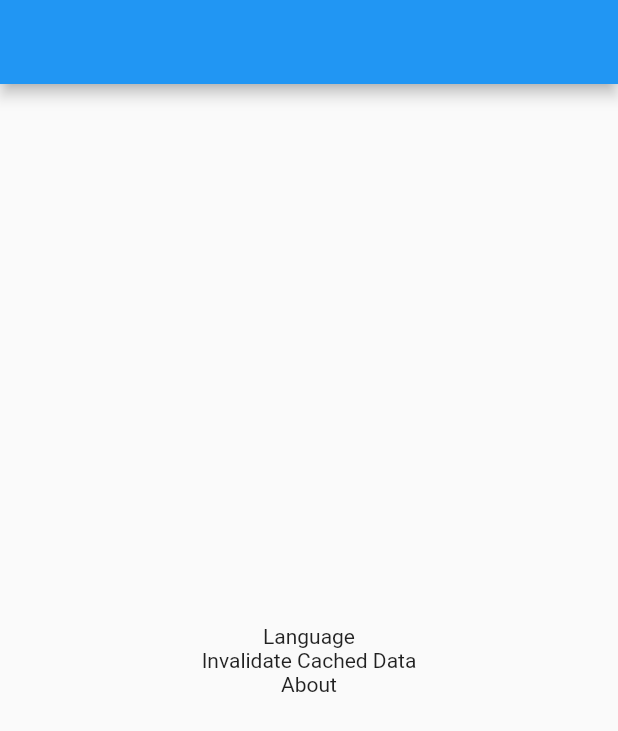
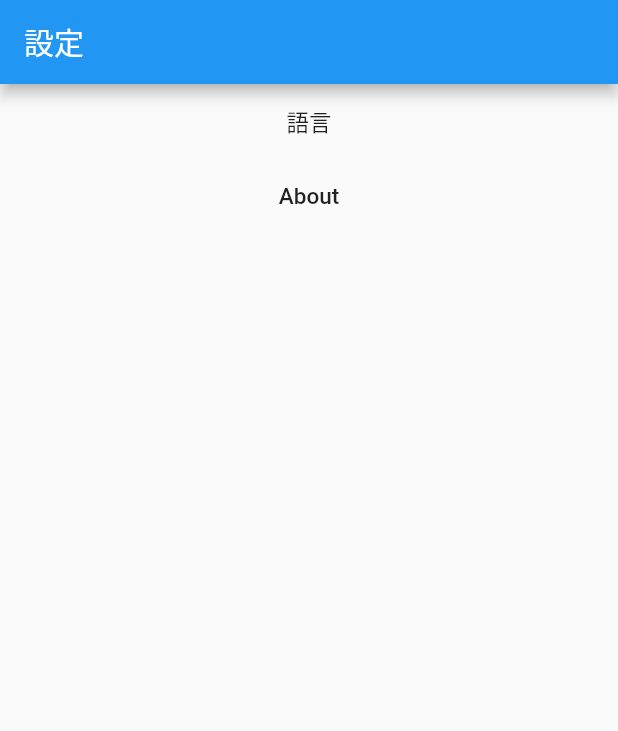
Before and after one commit to GordonOnGithub/Hong-Kong-Bus-App, a Flutter app: the screen it shows after launch, after a tap on the "settings" icon, on a phone screen of 412 x 824 dp. Shown: the top 731 px of the screen. Run offline on Flutter 3.47's test engine with Material 2 defaults, Android fonts, the phone set to English and light mode, and no system bars; our stand-ins replace connectivity, flutter_mobx, mobx, shared_preferences; generated files the repository leaves out were written again; network calls fail.

Commit message:
added setting for localization, added connectivity monitor

```diff
--- a/minimal_bus_hk/lib/main.dart
+++ b/minimal_bus_hk/lib/main.dart
@@ -7,7 +7,7 @@ import 'utils/network_util.dart';
 import 'route_list_view.dart';
 import 'package:flutter_mobx/flutter_mobx.dart';
 import 'utils/stores.dart';
-import 'utils/Utils.dart';
+import 'package:connectivity/connectivity.dart';
 import 'utils/cache_utils.dart';
 import 'package:minimal_bus_hk/model/route_stop.dart';
 import 'dart:async';
@@ -42,10 +42,11 @@ class _MyHomePageState extends State<MyHomePage> {
   Timer _updateTimer;
   bool _callETAApi = false;
   ReactionDisposer _bookmarkReaction;
+  StreamSubscription _connectivityStream;
 
    Future<void> updateETAData(List<RouteStop> routeStops) async{
      if(routeStops == null)return;
-     Stores.etaListStore.setIsLoading(true);
+     //Stores.etaListStore.setIsLoading(true);
      if(_updateTimer != null){
        _updateTimer.cancel();
        _updateTimer = null;
@@ -55,7 +56,7 @@ class _MyHomePageState extends State<MyHomePage> {
       await CacheUtils.sharedInstance().getBusStopDetail(s.stopId);
     }
     await NetworkUtil.sharedInstance().getETAForRouteStops();
-    Stores.etaListStore.setIsLoading(false);
+  //  Stores.etaListStore.setIsLoading(false);
 
     _updateTimer = Timer.periodic(Duration(seconds: 30), (timer) {
       Stores.etaListStore.updateTimeStampForChecking();
@@ -71,11 +72,24 @@ class _MyHomePageState extends State<MyHomePage> {
     super.initState();
     Stores.etaListStore.setSelectedETAListIndex(null);
 
-    _bookmarkReaction = autorun( (_) => updateETAData(Stores.dataManager.bookmarkedRouteStops));
+    _bookmarkReaction = autorun( (_) {
+      if(Stores.connectivityStore.connected){
+        updateETAData(Stores.dataManager.bookmarkedRouteStops);
+      }
+    });
+
 
     CacheUtils.sharedInstance().getBookmarkedRouteStop();
     CacheUtils.sharedInstance().getRoutes();
     Stores.localizationStore.loadDataFromAsset();
+
+     Connectivity().checkConnectivity().then((result) {
+       Stores.connectivityStore.setConnected(result != ConnectivityResult.none);
+     });
+
+    _connectivityStream = Connectivity().onConnectivityChanged.listen((ConnectivityResult result) {
+        Stores.connectivityStore.setConnected(result != ConnectivityResult.none);
+    });
   }
 
   @override
@@ -88,6 +102,11 @@ class _MyHomePageState extends State<MyHomePage> {
     if(_updateTimer != null) {
       _updateTimer.cancel();
       _updateTimer = null;
+    }
+
+    if(_connectivityStream != null){
+      _connectivityStream.cancel();
+      _connectivityStream = null;
     }
   }
 
@@ -107,9 +126,11 @@ class _MyHomePageState extends State<MyHomePage> {
       body: Center(
 
         child: Observer(
-      builder: (_) =>(  Stores.dataManager.routes != null &&  Stores.dataManager.bookmarkedRouteStops != null && !Stores.etaListStore.isLoading )?
-        Padding(padding: const EdgeInsets.symmetric(vertical: 0, horizontal: 20), child:   (
-                     Stores.dataManager.bookmarkedRouteStops.length > 0 ? ListView.builder(
+      builder: (_) => Column(mainAxisAlignment: MainAxisAlignment.start, crossAxisAlignment: CrossAxisAlignment.stretch , children:[
+        (Stores.connectivityStore.connected? Flexible(flex: 0, child: Container()) :  Flexible(flex: 1, child:Container(height: 50,color: Colors.yellow,alignment: Alignment.center, child: Text(Stores.localizationStore.localizedString(LocalizationUtil.localizationKeyForConnectivityWarning, Stores.localizationStore.localizationPref), style: TextStyle(fontWeight: FontWeight.w600),),))),
+      Flexible(flex: 9, child: ((Stores.dataManager.routes != null &&  Stores.dataManager.bookmarkedRouteStops != null )?
+        Padding(padding: const EdgeInsets.symmetric(vertical: 0, horizontal: 20), child: (
+                     Stores.dataManager.bookmarkedRouteStops.length > 0 ? Scrollbar( child: ListView.builder(
                     padding: const EdgeInsets.all(0),
                     itemCount: Stores.etaListStore.displayedETAs.length ,
                     itemBuilder: (BuildContext context, int index) {
@@ -126,10 +147,10 @@ class _MyHomePageState extends State<MyHomePage> {
                              mainAxisAlignment: MainAxisAlignment.center,
                              crossAxisAlignment: CrossAxisAlignment.stretch,
                                  children:[
-                                Padding(padding: const EdgeInsets.symmetric(vertical: 5, horizontal: 0),child: Text(eta.routeCode, style: TextStyle(fontSize: 20, fontWeight: FontWeight.bold),)),
+                                   Padding(padding: const EdgeInsets.symmetric(vertical: 5, horizontal: 0),child:Text(eta.routeCode, style: TextStyle(fontSize: 20, fontWeight: FontWeight.bold),)),
                                    Padding(padding: const EdgeInsets.symmetric(vertical: 5, horizontal: 0),child:Text("${Stores.localizationStore.localizedString(LocalizationUtil.localizationKeyTo, Stores.localizationStore.localizationPref)}: ${Stores.dataManager.routesMap!= null && Stores.dataManager.routesMap.containsKey(eta.routeCode) ?(  Stores.localizationStore.localizedStringFrom(Stores.dataManager.routesMap[eta.routeCode], eta.isInBound ? BusRoute.localizationKeyForOrigin: BusRoute.localizationKeyForDestination, Stores.localizationStore.localizationPref) ):""}", style: TextStyle(fontSize: 15, fontWeight: FontWeight.w600),)),
-                                Padding(padding: const EdgeInsets.symmetric(vertical: 5, horizontal: 0),child:Text("${Stores.dataManager.busStopDetailMap!= null && Stores.dataManager.busStopDetailMap.containsKey(eta.stopId) ?  Stores.localizationStore.localizedStringFrom(Stores.dataManager.busStopDetailMap[eta.stopId],BusStopDetail.localizationKeyForName,Stores.localizationStore.localizationPref): "-"}", style: TextStyle(fontSize: 15, fontWeight: FontWeight.normal),)),
-                                Padding(padding: const EdgeInsets.symmetric(vertical: 5, horizontal: 0),child:
+                                   Padding(padding: const EdgeInsets.symmetric(vertical: 5, horizontal: 0),child:Text("${Stores.dataManager.busStopDetailMap!= null && Stores.dataManager.busStopDetailMap.containsKey(eta.stopId) ?  Stores.localizationStore.localizedStringFrom(Stores.dataManager.busStopDetailMap[eta.stopId],BusStopDetail.localizationKeyForName,Stores.localizationStore.localizationPref): "-"}", style: TextStyle(fontSize: 15, fontWeight: FontWeight.normal),)),
+                                   Padding(padding: const EdgeInsets.symmetric(vertical: 5, horizontal: 0),child:
                                     Container(child: Row(mainAxisAlignment: MainAxisAlignment.spaceBetween, children: [
                                       Flexible(flex:3, child:Text("${Stores.localizationStore.localizedString(LocalizationUtil.localizationKeyForETA, Stores.localizationStore.localizationPref)}: ${ eta.toClockDescription(Stores.etaListStore.timeStampForChecking)}", style: TextStyle(fontSize: 15, fontWeight:(eta.getRemainTimeInMilliseconds(Stores.etaListStore.timeStampForChecking) < Stores.appConfig.arrivalImminentTimeMilliseconds && eta.getRemainTimeInMilliseconds(Stores.etaListStore.timeStampForChecking) > Stores.appConfig.arrivalExpiryTimeMilliseconds )? FontWeight.bold : FontWeight.normal, color: eta.getRemainTimeInMilliseconds(Stores.etaListStore.timeStampForChecking) < Stores.appConfig.arrivalExpiryTimeMilliseconds? Colors.grey : Colors.black ), textAlign: TextAlign.left,), ),
                                       // Flexible(flex:4, child: Container()),
@@ -145,7 +166,7 @@ class _MyHomePageState extends State<MyHomePage> {
                               (Stores.etaListStore.selectedETAListIndex == index) ?  Flexible(flex: 4, child: Row(crossAxisAlignment: CrossAxisAlignment.stretch, children: [
                                 InkWell(child:
                                 Container(height: 30,
-
+                                    alignment: Alignment.center,
                                     child: Text(Stores.localizationStore.localizedString(LocalizationUtil.localizationKeyForRemove, Stores.localizationStore.localizationPref), style:  TextStyle(fontSize: 15, fontWeight:  FontWeight.w500, decoration: TextDecoration.underline,
                                     ),)), onTap: (){
                                   Stores.dataManager.removeRouteStopFromBookmark(Stores.dataManager.bookmarkedRouteStops[index]);
@@ -159,14 +180,16 @@ class _MyHomePageState extends State<MyHomePage> {
                         ))
                           ),);
                     }
-                ).build(context) : Text("No route stop bookmarked"))
+                ).build(context)) : Observer(
+                         builder: (_) => Container(alignment: Alignment.center, child:Text(Stores.localizationStore.localizedString(LocalizationUtil.localizationKeyForEmptyETAList, Stores.localizationStore.localizationPref), textAlign: TextAlign.center,))))
 
 
         ):
-      Observer(
-          builder: (_) =>Text(Stores.localizationStore.localizedString(LocalizationUtil.localizationKeyForLoading, Stores.localizationStore.localizationPref))),
+        Observer(
+            builder: (_) =>Container(alignment: Alignment.center,child:Text(Stores.localizationStore.localizedString(LocalizationUtil.localizationKeyForLoading, Stores.localizationStore.localizationPref), textAlign: TextAlign.center)))),
       )
-      ),
+      ]),
+      )),
       floatingActionButton: FloatingActionButton(
         onPressed: (){
           Navigator.push(
--- a/minimal_bus_hk/lib/setting_view.dart
+++ b/minimal_bus_hk/lib/setting_view.dart
@@ -1,8 +1,10 @@
 import 'package:flutter/material.dart';
+import 'package:minimal_bus_hk/stores/localization_store.dart';
 import 'utils/network_util.dart';
 import 'utils/stores.dart';
 import 'package:flutter_mobx/flutter_mobx.dart';
-
+import 'package:minimal_bus_hk/stores/setting_view_store.dart';
+import 'package:minimal_bus_hk/utils/localization_util.dart';
 class SettingView extends StatelessWidget {
   @override
   Widget build(BuildContext context) {
@@ -11,43 +13,86 @@ class SettingView extends StatelessWidget {
       theme: ThemeData(
         primarySwatch: Colors.blue,
       ),
-      home: SettingViewPage(title: ''),
+      home: SettingViewPage(),
     );
   }
 }
 
 class SettingViewPage extends StatefulWidget {
-  SettingViewPage({Key key, this.title}) : super(key: key);
-
-  final String title;
+  SettingViewPage({Key key}) : super(key: key);
 
   @override
   _SettingViewPageState createState() => _SettingViewPageState();
 }
 
 class _SettingViewPageState extends State<SettingViewPage> {
-
+  @override
+  void dispose() {
+    super.dispose();
+    Stores.settingViewStore.setSelectedOption(SelectedOption.none);
+  }
   @override
   Widget build(BuildContext context) {
     return Scaffold(
         appBar: AppBar(
-          title: Text(widget.title),
+          title: Observer(
+              builder: (_) => Text(_getTitle(Stores.settingViewStore.selectedOption))),
         ),
         body: Center( child: Observer(
-    builder: (_) => Column(
-      mainAxisAlignment: MainAxisAlignment.center,
-      children: [
-        InkWell(child: Container(child: Text("Language"),), onTap: (){
-
-        },),
-        InkWell(child: Container(child: Text("Invalidate Cached Data"),), onTap: (){
-
-        },),
-        InkWell(child: Container(child: Text("About"),), onTap: (){
-
-        },),
-      ],)
+    builder: (_) => Padding(padding: const EdgeInsets.symmetric(vertical: 0, horizontal: 20), child:Column(
+      mainAxisAlignment: MainAxisAlignment.start,
+      crossAxisAlignment: CrossAxisAlignment.stretch,
+      children: _getWidgetList(Stores.settingViewStore.selectedOption),))
         ),)
     );
   }
+
+  List<Widget> _getWidgetList(SelectedOption option){
+    switch(option) {
+      case SelectedOption.none:
+        return [
+          InkWell(child: Container(height: 50, alignment: Alignment.center, child: Text(Stores.localizationStore.localizedString(LocalizationUtil.localizationKeyForSettingLanguage, Stores.localizationStore.localizationPref), style: TextStyle(fontSize: 15,fontWeight: FontWeight.w500 )),), onTap: (){
+            Stores.settingViewStore.setSelectedOption(SelectedOption.language);
+          },),
+
+          InkWell(child: Container(height: 50, alignment: Alignment.center, child: Text("About", style: TextStyle(fontSize: 15,fontWeight: FontWeight.w500 )),), onTap: (){
+            Stores.settingViewStore.setSelectedOption(SelectedOption.none);
+
+          },),
+        ];
+      case SelectedOption.language:
+        return [
+          InkWell(child: Container(height: 50, alignment: Alignment.center, child: Text("English", style: TextStyle(fontSize: 15,fontWeight: Stores.localizationStore.localizationPref == LocalizationPref.english? FontWeight.bold : FontWeight.w400 ),),), onTap: () {
+            Stores.localizationStore.setLocalizationPref(LocalizationPref.english);
+            Stores.settingViewStore.setSelectedOption(SelectedOption.none);
+          },),
+          InkWell(child: Container(height: 50, alignment: Alignment.center, child: Text("繁體中文", style: TextStyle(fontSize: 15,fontWeight: Stores.localizationStore.localizationPref == LocalizationPref.TC? FontWeight.bold : FontWeight.w400 )),), onTap: () {
+            Stores.localizationStore.setLocalizationPref(LocalizationPref.TC);
+            Stores.settingViewStore.setSelectedOption(SelectedOption.none);
+          },),
+          InkWell(child: Container(height: 50, alignment: Alignment.center, child: Text("簡體中文", style: TextStyle(fontSize: 15,fontWeight: Stores.localizationStore.localizationPref == LocalizationPref.SC? FontWeight.bold : FontWeight.w400 )),), onTap: () {
+            Stores.localizationStore.setLocalizationPref(LocalizationPref.SC);
+            Stores.settingViewStore.setSelectedOption(SelectedOption.none);
+          },),
+
+        ];
+
+      case SelectedOption.about:
+        return [];
+  }
+  return [];
+  }
+
+  String _getTitle(SelectedOption option){
+    switch(option){
+      case SelectedOption.none:
+        return Stores.localizationStore.localizedString(LocalizationUtil.localizationKeyForSettingView, Stores.localizationStore.localizationPref);
+      case SelectedOption.language:
+        return Stores.localizationStore.localizedString(LocalizationUtil.localizationKeyForSettingLanguage, Stores.localizationStore.localizationPref);
+      case SelectedOption.about:
+        return "About";
+    }
+    return "";
+
+  }
 }
--- /dev/null
+++ b/minimal_bus_hk/lib/stores/connectivity_store.dart
@@ -0,0 +1,17 @@
+import 'package:mobx/mobx.dart';
+
+part 'connectivity_store.g.dart';
+
+class ConnectivityStore = ConnectivityStoreBase
+    with _$ConnectivityStore;
+
+abstract class ConnectivityStoreBase with Store {
+  @observable
+  bool connected = true;
+
+  @action
+  void setConnected(bool isConnected){
+    connected = isConnected;
+  }
+
+}
--- a/minimal_bus_hk/lib/stores/data_manager.dart
+++ b/minimal_bus_hk/lib/stores/data_manager.dart
@@ -142,7 +142,7 @@ abstract class DataManagerBase with Store {
       bookmarkedRouteStops.removeWhere((element) => element == routeStop);
 
         SharedPreferences prefs = await SharedPreferences.getInstance();
-        if( bookmarkedRouteStops != null && bookmarkedRouteStops.length > 0) {
+        if( bookmarkedRouteStops != null) {
          prefs.setString( CacheUtils.bookmarkedRouteStop, jsonEncode(bookmarkedRouteStops));
         }
 
--- a/minimal_bus_hk/lib/stores/eta_list_store.dart
+++ b/minimal_bus_hk/lib/stores/eta_list_store.dart
@@ -21,7 +21,11 @@ abstract class ETAListStoreBase with Store {
 
   @action
   void setSelectedETAListIndex(int index){
-    selectedETAListIndex = index;
+    if(selectedETAListIndex != index) {
+      selectedETAListIndex = index;
+    }else{
+      selectedETAListIndex = null;
+    }
   }
 
   @observable
@@ -35,12 +39,12 @@ abstract class ETAListStoreBase with Store {
   @computed
   ObservableList<List<ETA>> get routesETAList{
     var result = ObservableList<List<ETA>>();
-    if(Stores.dataManager.bookmarkedRouteStops == null || Stores.dataManager.ETAMap == null){
+    if(Stores.dataManager.bookmarkedRouteStops == null ){
       return result;
     }
 
     for(var routeStop in Stores.dataManager.bookmarkedRouteStops){
-      if(Stores.dataManager.ETAMap.containsKey(routeStop)){
+      if(Stores.dataManager.ETAMap != null && Stores.dataManager.ETAMap.containsKey(routeStop)){
         var ETAs = Stores.dataManager.ETAMap[routeStop];
         var filteredETAs = List<ETA>();
         for(var eta in ETAs) {
@@ -74,4 +78,5 @@ abstract class ETAListStoreBase with Store {
     }
     return result;
   }
+
 }
--- a/minimal_bus_hk/lib/stores/localization_store.dart
+++ b/minimal_bus_hk/lib/stores/localization_store.dart
@@ -62,7 +62,7 @@ abstract class LocalizationStoreBase with Store {
     var lang = "en";
     if(pref == LocalizationPref.TC){
       lang = "tc";
-    }else{
+    }else if(pref == LocalizationPref.SC){
       lang = "sc";
     }
     Map<String, String> map = _localizationMap[key];
@@ -78,7 +78,7 @@ abstract class LocalizationStoreBase with Store {
     var lang = "en";
     if(pref == LocalizationPref.TC){
       lang = "tc";
-    }else{
+    }else if(pref == LocalizationPref.SC){
       lang = "sc";
     }
     Map<String, String> map = data.getLocalizedData()[key];
--- a/minimal_bus_hk/lib/stores/route_detail_store.dart
+++ b/minimal_bus_hk/lib/stores/route_detail_store.dart
@@ -30,7 +30,11 @@ abstract class RouteDetailStoreBase with Store {
 
   @action
   void setSelectedBusStopIndex(int index){
-    selectedBusStopIndex = index;
+    if(selectedBusStopIndex != index) {
+      selectedBusStopIndex = index;
+    }else{
+      selectedBusStopIndex = null;
+    }
   }
 
   @computed
--- a/minimal_bus_hk/lib/stores/route_list_store.dart
+++ b/minimal_bus_hk/lib/stores/route_list_store.dart
@@ -32,7 +32,11 @@ abstract class RouteListStoreBase with Store {
 
   @action
   void setSelectedRoute(BusRoute busRoute){
-    selectedRoute = busRoute;
+    if(selectedRoute != busRoute) {
+      selectedRoute = busRoute;
+    }else{
+      selectedRoute = null;
+    }
   }
 
   @computed
--- /dev/null
+++ b/minimal_bus_hk/lib/stores/setting_view_store.dart
@@ -0,0 +1,22 @@
+import 'package:mobx/mobx.dart';
+
+part 'setting_view_store.g.dart';
+
+class SettingViewStore = SettingViewStoreBase with _$SettingViewStore;
+
+enum SelectedOption{
+  none,
+  language,
+  about
+
+}
+
+abstract class SettingViewStoreBase with Store {
+  @observable
+  SelectedOption selectedOption = SelectedOption.none;
+
+  @action
+  void setSelectedOption(SelectedOption option){
+    selectedOption = option;
+  }
+}
--- a/minimal_bus_hk/lib/utils/localization_util.dart
+++ b/minimal_bus_hk/lib/utils/localization_util.dart
@@ -13,7 +13,10 @@ class LocalizationUtil{
   static final String localizationKeyForETAListView = "etaListViewTitle";
   static final String localizationKeyForRouteListView = "routeListViewTitle";
   static final String localizationKeyForSettingView = "settingViewTitle";
+  static final String localizationKeyForSettingLanguage = "settingLanguage";
   static final String localizationKeyForSearchTextFieldPlaceholder = "routeListViewSearchTextFieldPlaceholder";
   static final String localizationKeyForLoading = "loading";
+  static final String localizationKeyForEmptyETAList = "emptyETAList";
+  static final String localizationKeyForConnectivityWarning = "connectivityWarning";
 
 }
--- a/minimal_bus_hk/lib/utils/stores.dart
+++ b/minimal_bus_hk/lib/utils/stores.dart
@@ -1,9 +1,11 @@
+import 'package:minimal_bus_hk/stores/connectivity_store.dart';
 import 'package:minimal_bus_hk/stores/data_manager.dart';
 import 'package:minimal_bus_hk/stores/route_list_store.dart';
 import 'package:minimal_bus_hk/stores/route_detail_store.dart';
 import 'package:minimal_bus_hk/stores/eta_list_store.dart';
 import 'package:minimal_bus_hk/stores/app_config.dart';
 import 'package:minimal_bus_hk/stores/localization_store.dart';
+import 'package:minimal_bus_hk/stores/setting_view_store.dart';
 
 class Stores{
   static DataManager _dataManager = DataManager();
@@ -23,4 +25,10 @@ class Stores{
 
   static LocalizationStore _localizationStore = LocalizationStore();
   static LocalizationStore get localizationStore => _localizationStore;
+
+  static SettingViewStore _settingViewStore = SettingViewStore();
+  static SettingViewStore get settingViewStore => _settingViewStore;
+
+  static ConnectivityStore _connectivityStore = ConnectivityStore();
+  static ConnectivityStore get connectivityStore => _connectivityStore;
 }
--- a/minimal_bus_hk/pubspec.yaml
+++ b/minimal_bus_hk/pubspec.yaml
@@ -36,7 +36,7 @@ dependencies:
   json_serializable: 3.5.1
   http: 0.12.2
   shared_preferences: 0.5.12+4
-
+  connectivity: 2.0.2
 
 dev_dependencies:
   flutter_test:
```
Also changed, not shown: minimal_bus_hk/assets/localization.json (+21 -0 lines), minimal_bus_hk/lib/bus_route_detail_view.dart (+11 -9 lines), minimal_bus_hk/lib/model/eta.dart (+5 -6 lines), minimal_bus_hk/lib/route_list_view.dart (+13 -11 lines), minimal_bus_hk/lib/stores/connectivity_store.g.dart (added), minimal_bus_hk/lib/stores/setting_view_store.g.dart (added).
